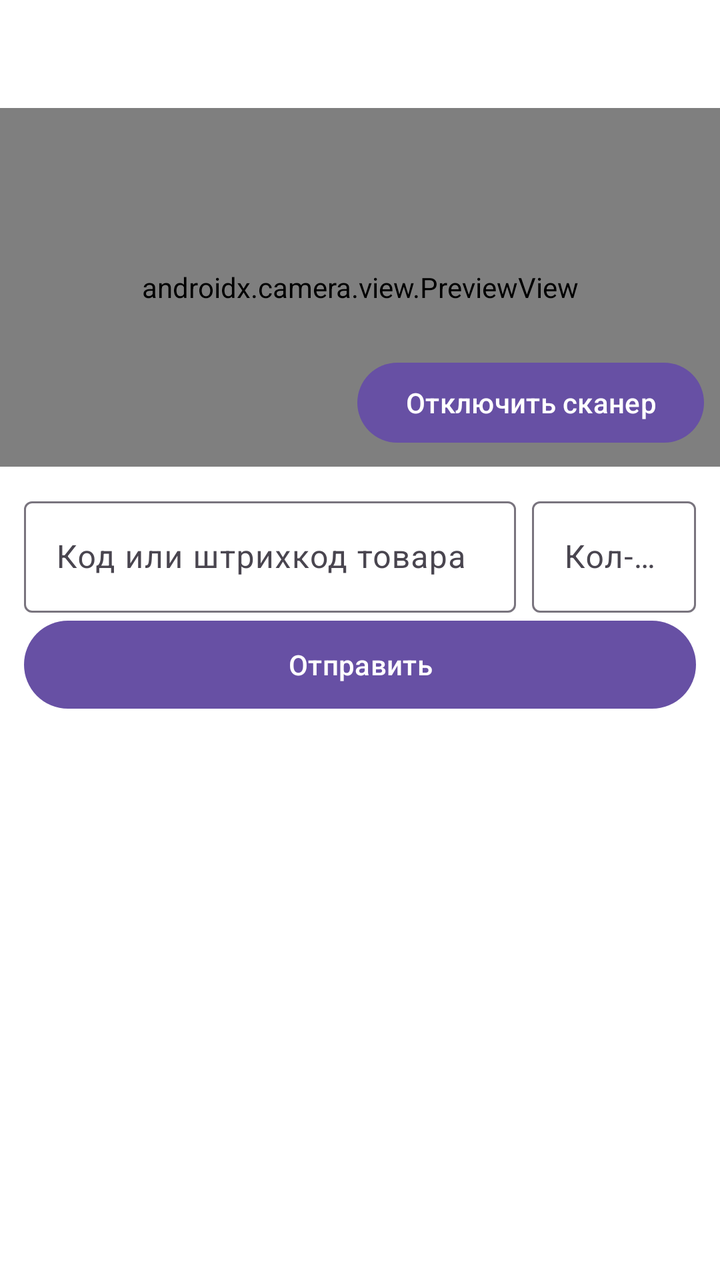
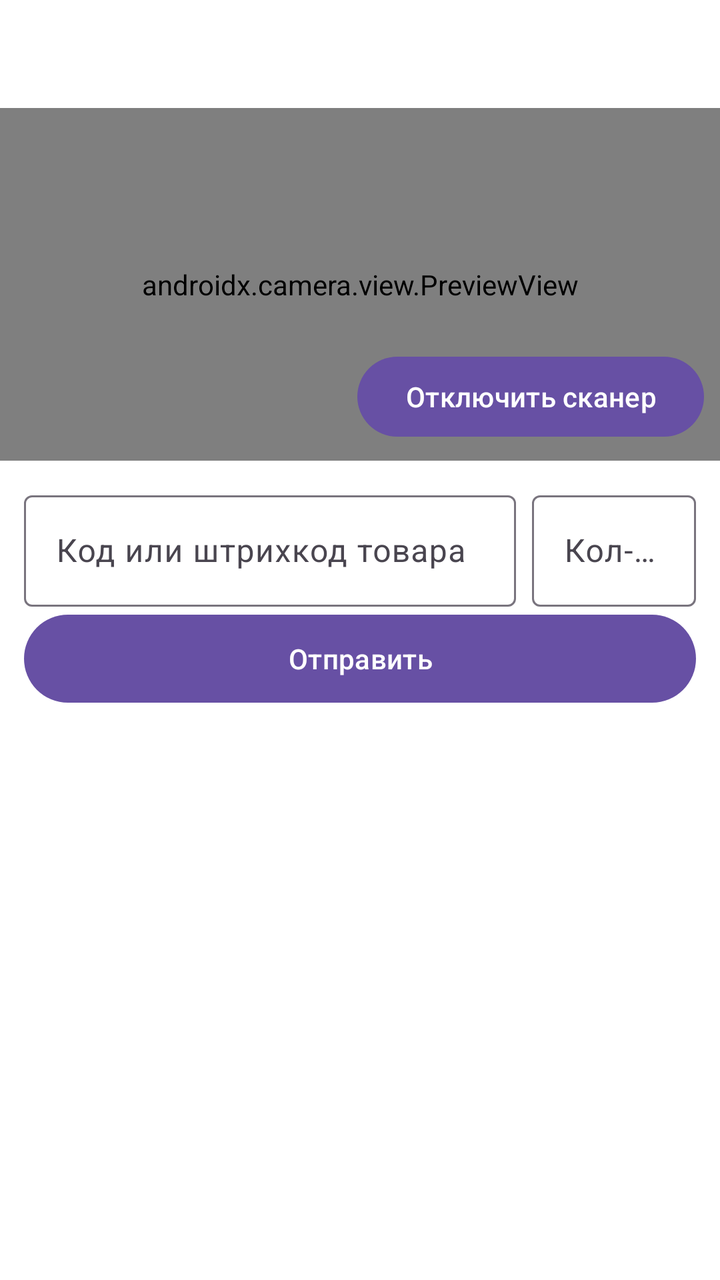

The first picture is an Android layout as it rendered before a commit; the second is the same layout after the commit. The layout source and the unified diff follow.
<!-- AndroidManifest.xml: application theme Theme.MSklad -->
<!-- res/layout/activity_main.xml -->
<?xml version="1.0" encoding="utf-8"?>
<LinearLayout xmlns:android="http://schemas.android.com/apk/res/android"
    android:layout_width="match_parent"
    android:layout_height="match_parent"
    android:background="@color/bg_idle"
    android:orientation="vertical">

    <LinearLayout
        android:layout_width="match_parent"
        android:layout_height="wrap_content"
        android:gravity="center_vertical"
        android:orientation="horizontal"
        android:paddingHorizontal="16dp"
        android:paddingTop="8dp">

        <LinearLayout
            android:layout_width="0dp"
            android:layout_height="wrap_content"
            android:layout_weight="1"
            android:orientation="vertical">

            <TextView
                android:id="@+id/moveTitle"
                android:layout_width="match_parent"
                android:layout_height="wrap_content"
                android:textAppearance="?attr/textAppearanceTitleMedium" />

            <TextView
                android:id="@+id/moveRoute"
                android:layout_width="match_parent"
                android:layout_height="wrap_content"
                android:textAppearance="?attr/textAppearanceBodySmall" />
        </LinearLayout>

        <Button
            android:id="@+id/labelButton"
            android:layout_width="wrap_content"
            android:layout_height="wrap_content"
            android:text="@string/label_button"
            android:visibility="gone" />
    </LinearLayout>

    <FrameLayout
        android:layout_width="match_parent"
        android:layout_height="0dp"
        android:layout_marginTop="8dp"
        android:layout_weight="2.8"
        android:background="@color/black">

        <androidx.camera.view.PreviewView
            android:id="@+id/previewView"
            android:layout_width="match_parent"
            android:layout_height="match_parent" />

        <TextView
            android:id="@+id/scannerOffLabel"
            android:layout_width="wrap_content"
            android:layout_height="wrap_content"
            android:layout_gravity="center"
            android:text="@string/scanner_is_off"
            android:textColor="@color/white"
            android:visibility="gone" />

        <Button
            android:id="@+id/scannerToggle"
            android:layout_width="wrap_content"
            android:layout_height="wrap_content"
            android:layout_gravity="bottom|end"
            android:layout_margin="8dp"
            android:text="@string/scanner_off" />
    </FrameLayout>

    <LinearLayout
        android:layout_width="match_parent"
        android:layout_height="wrap_content"
        android:orientation="vertical"
        android:padding="12dp">

        <LinearLayout
            android:layout_width="match_parent"
            android:layout_height="wrap_content"
            android:orientation="horizontal">

            <com.google.android.material.textfield.TextInputLayout
                android:layout_width="0dp"
                android:layout_height="wrap_content"
                android:layout_marginEnd="8dp"
                android:layout_weight="3"
                android:hint="@string/code_hint">

                <com.google.android.material.textfield.TextInputEditText
                    android:id="@+id/codeEdit"
                    android:layout_width="match_parent"
                    android:layout_height="wrap_content"
                    android:imeOptions="actionSend"
                    android:inputType="number"
                    android:singleLine="true" />
            </com.google.android.material.textfield.TextInputLayout>

            <com.google.android.material.textfield.TextInputLayout
                android:layout_width="0dp"
                android:layout_height="wrap_content"
                android:layout_weight="1"
                android:hint="@string/quantity_hint">

                <com.google.android.material.textfield.TextInputEditText
                    android:id="@+id/quantityEdit"
                    android:layout_width="match_parent"
                    android:layout_height="wrap_content"
                    android:inputType="numberDecimal"
                    android:singleLine="true" />
            </com.google.android.material.textfield.TextInputLayout>
        </LinearLayout>

        <Button
            android:id="@+id/sendButton"
            android:layout_width="match_parent"
            android:layout_height="52dp"
            android:text="@string/send" />
    </LinearLayout>

    <LinearLayout
        android:id="@+id/resultZone"
        android:layout_width="match_parent"
        android:layout_height="0dp"
        android:layout_weight="4.2"
        android:gravity="center"
        android:orientation="vertical"
        android:padding="16dp">

        <ProgressBar
            android:id="@+id/progress"
            style="?android:attr/progressBarStyleHorizontal"
            android:layout_width="match_parent"
            android:layout_height="wrap_content"
            android:indeterminate="true"
            android:visibility="gone" />

        <TextView
            android:id="@+id/resultProduct"
            android:layout_width="match_parent"
            android:layout_height="wrap_content"
            android:layout_marginBottom="8dp"
            android:gravity="center"
            android:textColor="@color/text_secondary"
            android:textSize="14sp"
            android:visibility="gone" />

        <TextView
            android:id="@+id/resultLine"
            android:layout_width="match_parent"
            android:layout_height="wrap_content"
            android:gravity="center"
            android:textColor="@color/text_primary"
            android:textSize="32sp"
            android:textStyle="bold"
            android:visibility="gone" />

        <TextView
            android:id="@+id/resultMessage"
            android:layout_width="match_parent"
            android:layout_height="wrap_content"
            android:gravity="center"
            android:textColor="@color/text_primary"
            android:textSize="20sp" />

        <Button
            android:id="@+id/undoButton"
            android:layout_width="wrap_content"
            android:layout_height="wrap_content"
            android:layout_marginTop="12dp"
            android:text="@string/undo"
            android:textColor="@color/error_red"
            android:visibility="gone" />
    </LinearLayout>
</LinearLayout>
<!-- resources referenced by this layout -->
<resources>
  <color name="bg_idle">#FFFFFFFF</color>
  <color name="black">#FF000000</color>
  <color name="error_red">#C62828</color>
  <color name="text_primary">#FF212121</color>
  <color name="text_secondary">#FF424242</color>
  <color name="white">#FFFFFFFF</color>
  <string name="code_hint">Код или штрихкод товара</string>
  <string name="label_button">ЭТИК</string>
  <string name="quantity_hint">Кол-во</string>
  <string name="scanner_is_off">Сканер выключен</string>
  <string name="scanner_off">Отключить сканер</string>
  <string name="send">Отправить</string>
  <string name="undo">❌ Отменить</string>
  <style name="Theme.MSklad" parent="Theme.Material3.Light.NoActionBar" />
</resources>

<!-- the commit's change to res/layout/activity_main.xml (unified diff, before → after) -->
@@ -146,15 +146,34 @@
             android:textSize="14sp"
             android:visibility="gone" />
 
-        <TextView
-            android:id="@+id/resultLine"
+        <LinearLayout
             android:layout_width="match_parent"
             android:layout_height="wrap_content"
-            android:gravity="center"
-            android:textColor="@color/text_primary"
-            android:textSize="32sp"
-            android:textStyle="bold"
-            android:visibility="gone" />
+            android:gravity="center_vertical"
+            android:orientation="horizontal">
+
+            <TextView
+                android:id="@+id/resultLine"
+                android:layout_width="0dp"
+                android:layout_height="wrap_content"
+                android:layout_weight="1"
+                android:gravity="center"
+                android:textColor="@color/text_primary"
+                android:textSize="32sp"
+                android:textStyle="bold"
+                android:visibility="gone" />
+
+            <Button
+                android:id="@+id/undoButton"
+                android:layout_width="wrap_content"
+                android:layout_height="wrap_content"
+                android:contentDescription="@string/undo_description"
+                android:minWidth="48dp"
+                android:text="@string/undo"
+                android:textColor="@color/error_red"
+                android:textSize="20sp"
+                android:visibility="gone" />
+        </LinearLayout>
 
         <TextView
             android:id="@+id/resultMessage"
@@ -163,14 +182,13 @@
             android:gravity="center"
             android:textColor="@color/text_primary"
             android:textSize="20sp" />
+    </LinearLayout>
 
-        <Button
-            android:id="@+id/undoButton"
-            android:layout_width="wrap_content"
-            android:layout_height="wrap_content"
-            android:layout_marginTop="12dp"
-            android:text="@string/undo"
-            android:textColor="@color/error_red"
-            android:visibility="gone" />
-    </LinearLayout>
+    <LinearLayout
+        android:id="@+id/recentList"
+        android:layout_width="match_parent"
+        android:layout_height="wrap_content"
+        android:orientation="vertical"
+        android:paddingHorizontal="12dp"
+        android:paddingBottom="8dp" />
 </LinearLayout>
<!-- resource entries referenced after the edit -->
@@ -12,7 +12,8 @@
   <string name="scanner_is_off">Сканер выключен</string>
   <string name="scanner_off">Отключить сканер</string>
   <string name="send">Отправить</string>
-  <string name="undo">❌ Отменить</string>
+  <string name="undo">✕</string>
+  <string name="undo_description">Отменить последнюю операцию</string>
   <style name="Theme.MSklad" parent="Theme.Material3.Light.NoActionBar" />
 </resources>
 
